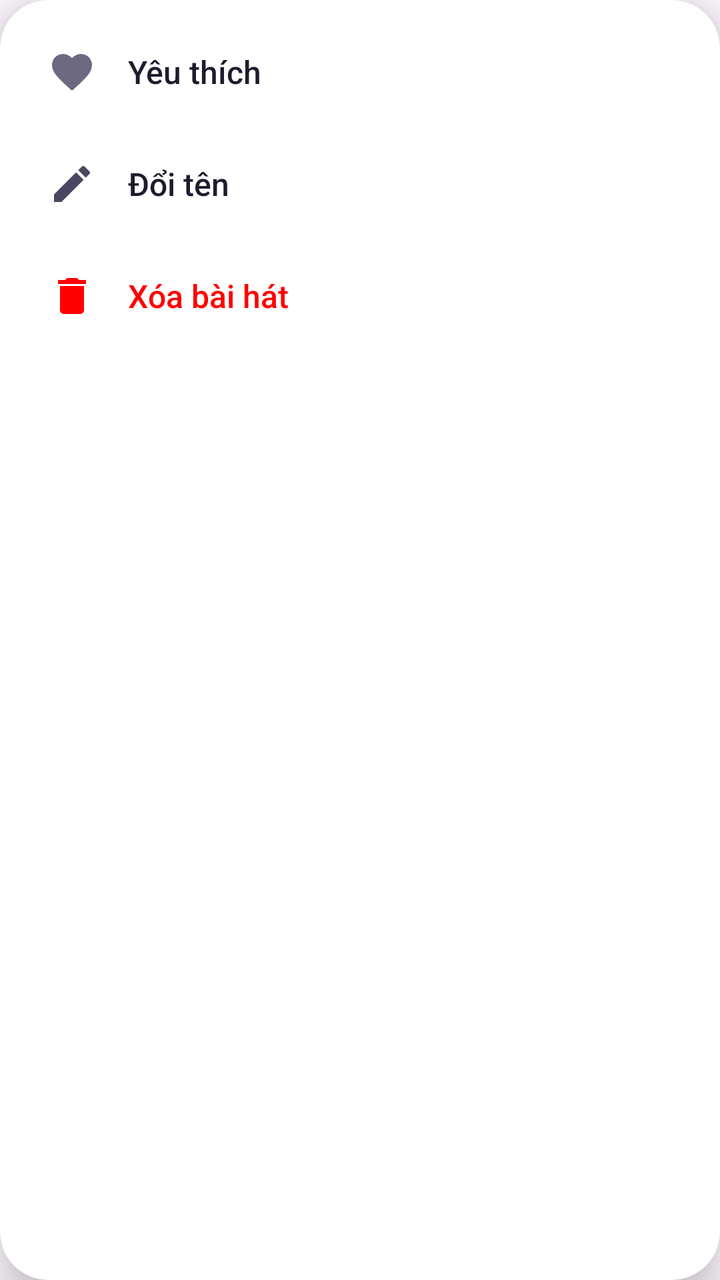
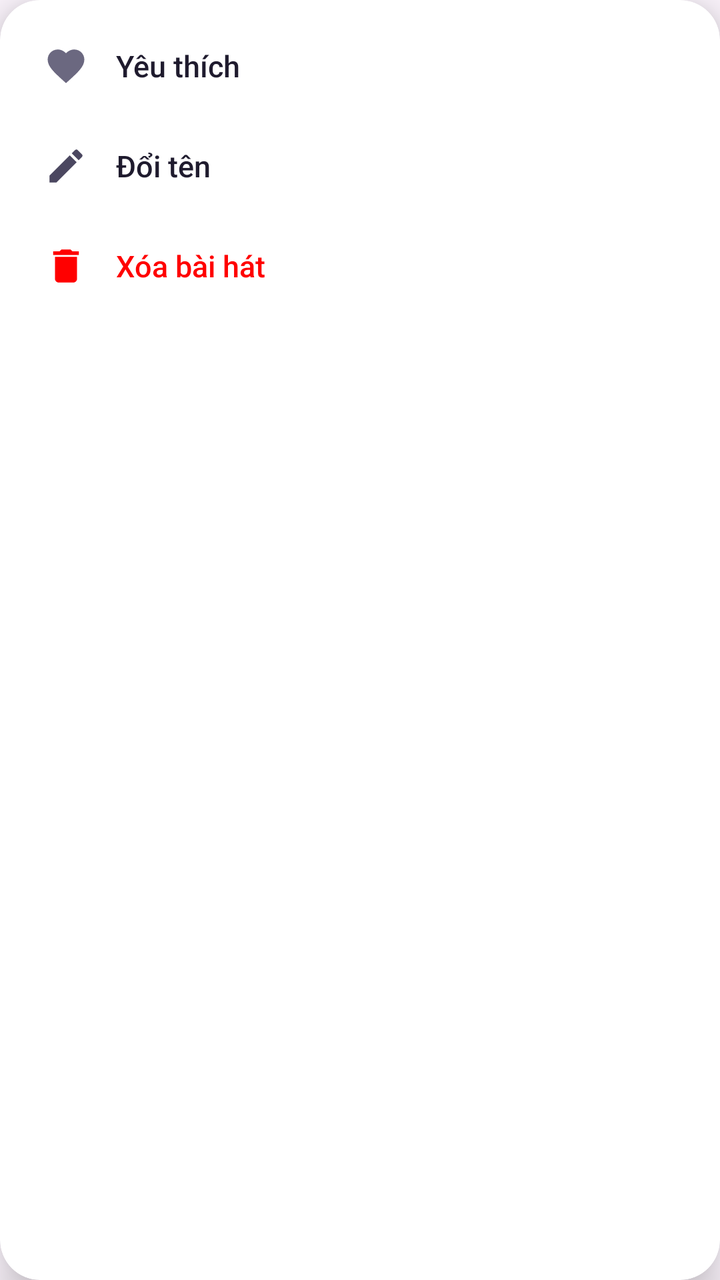

The first picture is an Android layout as it rendered before a commit; the second is the same layout after the commit. The layout source and the unified diff follow.
<!-- AndroidManifest.xml: application theme Theme.LocalMusic -->
<!-- res/layout/dialog_song_options.xml -->
<?xml version="1.0" encoding="utf-8"?>
<androidx.cardview.widget.CardView xmlns:android="http://schemas.android.com/apk/res/android"
    xmlns:app="http://schemas.android.com/apk/res-auto"
    android:layout_width="match_parent"
    android:layout_height="wrap_content"
    android:layout_margin="24dp"
    app:cardCornerRadius="24dp"
    app:cardElevation="12dp"
    app:cardBackgroundColor="@color/white">

    <LinearLayout
        android:layout_width="match_parent"
        android:layout_height="wrap_content"
        android:orientation="vertical"
        android:padding="8dp">

        <LinearLayout
            android:id="@+id/btnMenuFavorite"
            android:layout_width="match_parent"
            android:layout_height="wrap_content"
            android:background="?attr/selectableItemBackground"
            android:gravity="center_vertical"
            android:orientation="horizontal"
            android:padding="16dp">

            <ImageView
                android:id="@+id/ivMenuHeart"
                android:layout_width="24dp"
                android:layout_height="24dp"
                android:src="@drawable/ic_heart_outline" />

            <TextView
                android:id="@+id/tvMenuFavorite"
                android:layout_width="wrap_content"
                android:layout_height="wrap_content"
                android:layout_marginStart="16dp"
                android:fontFamily="sans-serif-medium"
                android:text="Yêu thích"
                android:textColor="#1F1B2E"
                android:textSize="16sp" />
        </LinearLayout>

        <LinearLayout
            android:id="@+id/btnMenuRename"
            android:layout_width="match_parent"
            android:layout_height="wrap_content"
            android:background="?attr/selectableItemBackground"
            android:gravity="center_vertical"
            android:orientation="horizontal"
            android:padding="16dp">

            <ImageView
                android:layout_width="24dp"
                android:layout_height="24dp"
                android:src="@drawable/ic_edit" />

            <TextView
                android:layout_width="wrap_content"
                android:layout_height="wrap_content"
                android:layout_marginStart="16dp"
                android:fontFamily="sans-serif-medium"
                android:text="Đổi tên"
                android:textColor="#1F1B2E"
                android:textSize="16sp" />
        </LinearLayout>

        <LinearLayout
            android:id="@+id/btnMenuDelete"
            android:layout_width="match_parent"
            android:layout_height="wrap_content"
            android:background="?attr/selectableItemBackground"
            android:gravity="center_vertical"
            android:orientation="horizontal"
            android:padding="16dp">

            <ImageView
                android:layout_width="24dp"
                android:layout_height="24dp"
                android:src="@drawable/ic_delete" />

            <TextView
                android:layout_width="wrap_content"
                android:layout_height="wrap_content"
                android:layout_marginStart="16dp"
                android:fontFamily="sans-serif-medium"
                android:text="Xóa bài hát"
                android:textColor="#FF0000"
                android:textSize="16sp" />
        </LinearLayout>
    </LinearLayout>
</androidx.cardview.widget.CardView>
<!-- resources referenced by this layout -->
<resources>
  <color name="white">#FFFFFF</color>
  <!-- drawable ic_delete (drawable) -->
  <vector xmlns:android="http://schemas.android.com/apk/res/android"
      android:width="24dp" android:height="24dp"
      android:viewportWidth="24" android:viewportHeight="24"
      android:tint="#FF0000">
      <path android:fillColor="@android:color/white" android:pathData="M6,19c0,1.1 0.9,2 2,2h8c1.1,0 2,-0.9 2,-2V7H6v12zM19,4h-3.5l-1,-1h-5l-1,1H5v2h14V4z"/>
  </vector>
  <!-- drawable ic_edit (drawable) -->
  <vector xmlns:android="http://schemas.android.com/apk/res/android"
      android:width="24dp" android:height="24dp"
      android:viewportWidth="24" android:viewportHeight="24"
      android:tint="#4B4760">
      <path android:fillColor="@android:color/white" android:pathData="M3,17.25V21h3.75L17.81,9.94l-3.75,-3.75L3,17.25zM20.71,7.04c0.39,-0.39 0.39,-1.02 0,-1.41l-2.34,-2.34c-0.39,-0.39 -1.02,-0.39 -1.41,0l-1.83,1.83 3.75,3.75 1.83,-1.83z"/>
  </vector>
  <!-- drawable ic_heart_outline (drawable) -->
  <vector xmlns:android="http://schemas.android.com/apk/res/android"
      android:width="24dp" android:height="24dp"
      android:viewportWidth="24" android:viewportHeight="24"
      android:tint="#6B6880">
      <path android:fillColor="@android:color/white" android:pathData="M12,21.35l-1.45,-1.32C5.4,15.36 2,12.28 2,8.5 2,5.42 4.42,3 7.5,3c1.74,0 3.41,0.81 4.5,2.09C13.09,3.81 14.76,3 16.5,3 19.58,3 22,5.42 22,8.5c0,3.78 -3.4,6.86 -8.55,11.54L12,21.35z"/>
  </vector>
  <style name="Theme.LocalMusic" parent="Theme.Material3.Light.NoActionBar">
          <item name="android:statusBarColor">@color/white</item>
          <item name="android:windowLightStatusBar">true</item> 
          <item name="android:windowSplashScreenBackground">#000000</item>
          <item name="android:windowSplashScreenAnimatedIcon">@drawable/logo</item>
      </style>
  <!-- drawable logo: png bitmap (drawable, 12334 bytes) -->
</resources>

<!-- the commit's change to res/layout/dialog_song_options.xml (unified diff, before → after) -->
@@ -1,10 +1,9 @@
 <?xml version="1.0" encoding="utf-8"?>
 <androidx.cardview.widget.CardView xmlns:android="http://schemas.android.com/apk/res/android"
     xmlns:app="http://schemas.android.com/apk/res-auto"
-    android:layout_width="match_parent"
+    android:layout_width="260dp" 
     android:layout_height="wrap_content"
-    android:layout_margin="24dp"
-    app:cardCornerRadius="24dp"
+    app:cardCornerRadius="20dp"
     app:cardElevation="12dp"
     app:cardBackgroundColor="@color/white">
 
@@ -21,23 +20,23 @@
             android:background="?attr/selectableItemBackground"
             android:gravity="center_vertical"
             android:orientation="horizontal"
-            android:padding="16dp">
+            android:padding="14dp">
 
             <ImageView
                 android:id="@+id/ivMenuHeart"
-                android:layout_width="24dp"
-                android:layout_height="24dp"
+                android:layout_width="22dp"
+                android:layout_height="22dp"
                 android:src="@drawable/ic_heart_outline" />
 
             <TextView
                 android:id="@+id/tvMenuFavorite"
                 android:layout_width="wrap_content"
                 android:layout_height="wrap_content"
-                android:layout_marginStart="16dp"
+                android:layout_marginStart="14dp"
                 android:fontFamily="sans-serif-medium"
                 android:text="Yêu thích"
                 android:textColor="#1F1B2E"
-                android:textSize="16sp" />
+                android:textSize="15sp" />
         </LinearLayout>
 
         <LinearLayout
@@ -47,21 +46,21 @@
             android:background="?attr/selectableItemBackground"
             android:gravity="center_vertical"
             android:orientation="horizontal"
-            android:padding="16dp">
+            android:padding="14dp">
 
             <ImageView
-                android:layout_width="24dp"
-                android:layout_height="24dp"
+                android:layout_width="22dp"
+                android:layout_height="22dp"
                 android:src="@drawable/ic_edit" />
 
             <TextView
                 android:layout_width="wrap_content"
                 android:layout_height="wrap_content"
-                android:layout_marginStart="16dp"
+                android:layout_marginStart="14dp"
                 android:fontFamily="sans-serif-medium"
                 android:text="Đổi tên"
                 android:textColor="#1F1B2E"
-                android:textSize="16sp" />
+                android:textSize="15sp" />
         </LinearLayout>
 
         <LinearLayout
@@ -71,21 +70,21 @@
             android:background="?attr/selectableItemBackground"
             android:gravity="center_vertical"
             android:orientation="horizontal"
-            android:padding="16dp">
+            android:padding="14dp">
 
             <ImageView
-                android:layout_width="24dp"
-                android:layout_height="24dp"
+                android:layout_width="22dp"
+                android:layout_height="22dp"
                 android:src="@drawable/ic_delete" />
 
             <TextView
                 android:layout_width="wrap_content"
                 android:layout_height="wrap_content"
-                android:layout_marginStart="16dp"
+                android:layout_marginStart="14dp"
                 android:fontFamily="sans-serif-medium"
                 android:text="Xóa bài hát"
                 android:textColor="#FF0000"
-                android:textSize="16sp" />
+                android:textSize="15sp" />
         </LinearLayout>
     </LinearLayout>
 </androidx.cardview.widget.CardView>
